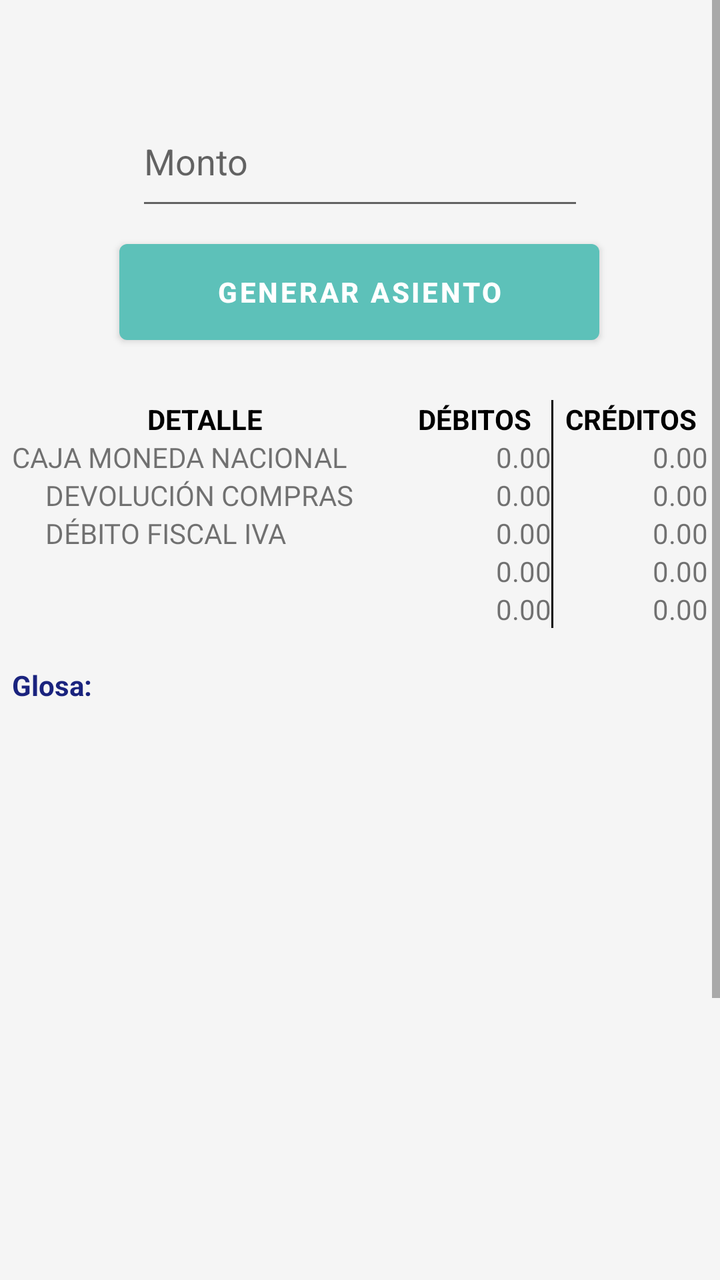
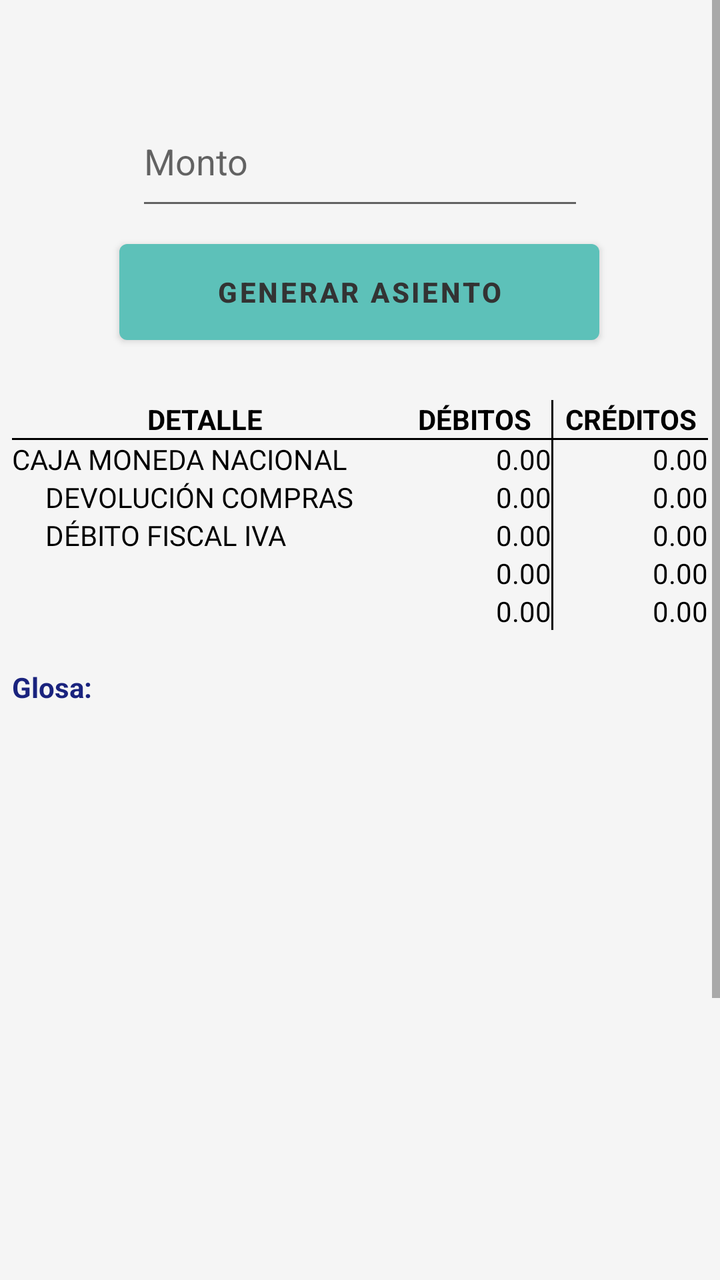

Before-and-after screenshots of an Android layout around one commit, followed by the original layout XML and the change that was made.
<!-- AndroidManifest.xml: application theme Theme.ContabilidadBasicaBolivia -->
<!-- res/layout/activity_devolucion_compras.xml -->
<?xml version="1.0" encoding="utf-8"?>
<ScrollView
    xmlns:android="http://schemas.android.com/apk/res/android"
    xmlns:app="http://schemas.android.com/apk/res-auto"
    xmlns:tools="http://schemas.android.com/tools"
    android:layout_width="match_parent"
    android:layout_height="match_parent"
    android:background="#F5F5F5"
    tools:context="com.datos.contabilidadbasicabolivia.DevolucionCompras">

    <androidx.constraintlayout.widget.ConstraintLayout
        android:layout_width="match_parent"
        android:layout_height="wrap_content">

        <EditText
            android:id="@+id/editTextNumber"
            android:layout_width="224dp"
            android:layout_height="62dp"
            android:textColor="@color/black"
            android:layout_marginTop="48dp"
            android:ems="10"
            android:hint="Monto"
            android:inputType="text"
            app:layout_constraintEnd_toEndOf="parent"
            app:layout_constraintStart_toStartOf="parent"
            app:layout_constraintTop_toTopOf="parent" />

        <Button
            android:id="@+id/button"
            android:layout_width="240dp"
            android:layout_height="60dp"
            android:layout_marginTop="6dp"
            android:onClick="Generar"
            android:text="Generar Asiento"
            android:textStyle="bold"
            android:textColor="#ffffff"
            android:theme="@style/button1"
            app:layout_constraintEnd_toEndOf="parent"
            app:layout_constraintHorizontal_bias="0.497"
            app:layout_constraintStart_toStartOf="parent"
            app:layout_constraintTop_toBottomOf="@+id/editTextNumber" />

        <TableLayout
            android:layout_width="348dp"
            android:layout_height="621dp"
            android:layout_marginTop="24dp"
            app:layout_constraintBottom_toBottomOf="parent"
            app:layout_constraintEnd_toEndOf="parent"
            app:layout_constraintStart_toStartOf="parent"
            app:layout_constraintTop_toBottomOf="@+id/button"
            app:layout_constraintVertical_bias="0.0">

            <TableRow
                android:layout_width="match_parent"
                android:layout_height="wrap_content">

                <TextView
                    android:id="@+id/textView1"
                    android:layout_width="0dp"
                    android:layout_height="wrap_content"
                    android:layout_weight="2.5"
                    android:gravity="center"
                    android:textColor="#000000"
                    android:text="DETALLE"
                    android:textStyle="bold" />

                <TextView
                    android:id="@+id/textView2"
                    android:layout_width="0dp"
                    android:layout_height="wrap_content"
                    android:layout_weight="1"
                    android:gravity="center"
                    android:textColor="#000000"
                    android:text="DÉBITOS"
                    android:textStyle="bold" />


                <View
                    android:layout_width="1dp"
                    android:layout_height="match_parent"
                    android:background="#000000" />

                <TextView
                    android:id="@+id/textView3"
                    android:layout_width="0dp"
                    android:layout_height="wrap_content"
                    android:layout_weight="1"
                    android:gravity="center"
                    android:textColor="#000000"
                    android:text="CRÉDITOS"
                    android:textStyle="bold" />
            </TableRow>

            <TableRow
                android:layout_width="match_parent"
                android:layout_height="wrap_content">

                <TextView
                    android:id="@+id/textView4"
                    android:layout_width="0dp"
                    android:layout_height="wrap_content"
                    android:layout_weight="2.5"
                    android:fontFamily="@font/sriracha"
                    android:text="CAJA MONEDA NACIONAL" />

                <TextView
                    android:id="@+id/espacio_01"
                    android:layout_width="0dp"
                    android:layout_height="wrap_content"
                    android:layout_weight="1"
                    android:gravity="right"
                    android:text="0.00" />

                <View
                    android:layout_width="1dp"
                    android:layout_height="match_parent"
                    android:background="#000000" />

                <TextView
                    android:id="@+id/espacio_02"
                    android:layout_width="0dp"
                    android:layout_height="wrap_content"
                    android:layout_weight="1"
                    android:gravity="right"
                    android:text="0.00" />
            </TableRow>

            <TableRow
                android:layout_width="match_parent"
                android:layout_height="wrap_content">

                <TextView
                    android:id="@+id/textView41"
                    android:layout_width="0dp"
                    android:layout_height="wrap_content"
                    android:layout_weight="2.5"
                    android:fontFamily="@font/sriracha"
                    android:text="     DEVOLUCIÓN COMPRAS" />

                <TextView
                    android:id="@+id/espacio_03"
                    android:layout_width="0dp"
                    android:layout_height="wrap_content"
                    android:layout_weight="1"
                    android:gravity="right"
                    android:text="0.00" />

                <View
                    android:layout_width="1dp"
                    android:layout_height="match_parent"
                    android:background="#000000" />

                <TextView
                    android:id="@+id/espacio_04"
                    android:layout_width="0dp"
                    android:layout_height="wrap_content"
                    android:layout_weight="1"
                    android:gravity="right"
                    android:text="0.00" />
            </TableRow>

            <TableRow
                android:layout_width="match_parent"
                android:layout_height="wrap_content">

                <TextView
                    android:id="@+id/textView31"
                    android:layout_width="0dp"
                    android:layout_height="wrap_content"
                    android:layout_weight="2.5"
                    android:fontFamily="@font/sriracha"
                    android:text="     DÉBITO FISCAL IVA " />

                <TextView
                    android:id="@+id/espacio_05"
                    android:layout_width="0dp"
                    android:layout_height="wrap_content"
                    android:layout_weight="1"
                    android:gravity="right"
                    android:text="0.00" />

                <View
                    android:layout_width="1dp"
                    android:layout_height="match_parent"
                    android:background="#000000" />

                <TextView
                    android:id="@+id/espacio_06"
                    android:layout_width="0dp"
                    android:layout_height="wrap_content"
                    android:layout_weight="1"
                    android:gravity="right"
                    android:text="0.00" />
            </TableRow>

            <TableRow
                android:layout_width="match_parent"
                android:layout_height="wrap_content">

                <TextView
                    android:id="@+id/textView32"
                    android:layout_width="0dp"
                    android:fontFamily="@font/sriracha"
                    android:layout_height="wrap_content"
                    android:layout_weight="2.5"
                    android:text="" />

                <TextView
                    android:id="@+id/espacio_07"
                    android:layout_width="0dp"
                    android:layout_height="wrap_content"
                    android:layout_weight="1"
                    android:gravity="right"
                    android:text="0.00" />

                <View
                    android:layout_width="1dp"
                    android:layout_height="match_parent"
                    android:background="#000000" />

                <TextView
                    android:id="@+id/espacio_08"
                    android:layout_width="0dp"
                    android:layout_height="wrap_content"
                    android:layout_weight="1"
                    android:gravity="right"
                    android:text="0.00" />
            </TableRow>

            <TableRow
                android:layout_width="match_parent"
                android:layout_height="wrap_content">

                <TextView
                    android:id="@+id/textView35"
                    android:layout_width="0dp"
                    android:layout_height="wrap_content"
                    android:layout_weight="2.5"
                    android:text="" />

                <TextView
                    android:id="@+id/espacio_09"
                    android:layout_width="0dp"
                    android:layout_height="wrap_content"
                    android:layout_weight="1"
                    android:gravity="right"
                    android:text="0.00" />

                <View
                    android:layout_width="1dp"
                    android:layout_height="match_parent"
                    android:background="#000000" />

                <TextView
                    android:id="@+id/espacio_10"
                    android:layout_width="0dp"
                    android:layout_height="wrap_content"
                    android:layout_weight="1"
                    android:gravity="right"
                    android:text="0.00" />
            </TableRow>

            <TableRow
                android:layout_width="match_parent"
                android:layout_height="wrap_content">

                <TextView
                    android:id="@+id/glosanull"
                    android:layout_width="0dp"
                    android:layout_height="wrap_content"
                    android:layout_weight="2.5"
                    android:textStyle="bold" />
            </TableRow>

            <TableRow
                android:id="@+id/tableRow"
                android:layout_width="match_parent"
                android:layout_height="wrap_content">

                <TextView
                    android:id="@+id/glosa_01"
                    android:layout_width="0dp"
                    android:layout_height="wrap_content"
                    android:layout_weight="2.5"
                    android:text="Glosa:"
                    android:textColor="#1A237E"
                    android:textStyle="bold" />
            </TableRow>

            <TableRow
                android:layout_width="match_parent"
                android:layout_height="wrap_content">

                <TextView
                    android:id="@+id/glosanull2"
                    android:layout_width="0dp"
                    android:layout_height="wrap_content"
                    android:layout_weight="2.5"
                    android:textStyle="bold" />
            </TableRow>

            <TableRow
                android:layout_width="match_parent"
                android:layout_height="wrap_content">

                <TextView
                    android:id="@+id/informacion"
                    android:layout_width="0dp"
                    android:layout_height="wrap_content"
                    android:layout_weight="2.5"
                    android:textColor="#402945"
                    android:textStyle="bold" />
            </TableRow>

            <TableRow
                android:layout_width="match_parent"
                android:layout_height="wrap_content">

                <TextView
                    android:id="@+id/notanull"
                    android:layout_width="0dp"
                    android:layout_height="wrap_content"
                    android:layout_weight="2.5"
                    android:textStyle="bold" />
            </TableRow>

            <TableRow
                android:layout_width="match_parent"
                android:layout_height="wrap_content">

                <TextView
                    android:id="@+id/nota1"
                    android:layout_width="0dp"
                    android:layout_height="wrap_content"
                    android:layout_weight="2.5"
                    android:textColor="#402945"
                    android:textStyle="bold" />
            </TableRow>

            <TableRow
                android:layout_width="match_parent"
                android:layout_height="wrap_content">

                <TextView
                    android:id="@+id/notanull1"
                    android:layout_width="0dp"
                    android:layout_height="wrap_content"
                    android:layout_weight="2.5"
                    android:textColor="#402945"
                    android:textStyle="bold" />
            </TableRow>

            <TableRow
                android:layout_width="match_parent"
                android:layout_height="wrap_content">

                <TextView
                    android:id="@+id/nota2"
                    android:layout_width="0dp"
                    android:layout_height="wrap_content"
                    android:layout_weight="2.5"
                    android:textColor="#402945"
                    android:textStyle="bold" />
            </TableRow>

            <TableRow
                android:layout_width="match_parent"
                android:layout_height="wrap_content">

                <TextView
                    android:id="@+id/nota3"
                    android:layout_width="0dp"
                    android:layout_height="wrap_content"
                    android:layout_weight="2.5"
                    android:textColor="#402945"
                    android:textStyle="bold" />
            </TableRow>
        </TableLayout>
    </androidx.constraintlayout.widget.ConstraintLayout>
</ScrollView>
<!-- resources referenced by this layout -->
<resources>
  <color name="black">#FF000000</color>
  <style name="button1" parent="Theme.AppCompat.Light.NoActionBar">
          <item name="colorPrimary">@color/red</item>
          <item name="colorPrimaryVariant">@color/lightGray</item>
          <item name="android:textColorPrimary">@color/navy</item>
          <item name="android:statusBarColor">@color/darkGreen</item>
      </style>
  <style name="Theme.ContabilidadBasicaBolivia" parent="Base.Theme.ContabilidadBasicaBolivia" />
  <color name="red">#5DC1B9</color>
  <color name="lightGray">#D3D3D3</color>
  <color name="navy">#000080</color>
  <color name="darkGreen">#006400</color>
  <style name="Base.Theme.ContabilidadBasicaBolivia" parent="Theme.MaterialComponents.DayNight.NoActionBar">
          
          
          <item name="colorPrimary">@color/white</item>
          <item name="colorPrimaryVariant">@color/black</item>
          <item name="android:textColorPrimary">@color/white</item>
          <item name="android:statusBarColor">@color/red</item>
  
      </style>
  <color name="white">#FFFFFFFF</color>
</resources>

<!-- the commit's change to res/layout/activity_devolucion_compras.xml (unified diff, before → after) -->
@@ -5,12 +5,12 @@
     xmlns:tools="http://schemas.android.com/tools"
     android:layout_width="match_parent"
     android:layout_height="match_parent"
-    android:background="#F5F5F5"
     tools:context="com.datos.contabilidadbasicabolivia.DevolucionCompras">
 
     <androidx.constraintlayout.widget.ConstraintLayout
         android:layout_width="match_parent"
-        android:layout_height="wrap_content">
+        android:layout_height="wrap_content"
+        android:background="#F5F5F5">
 
         <EditText
             android:id="@+id/editTextNumber"
@@ -33,7 +33,7 @@
             android:onClick="Generar"
             android:text="Generar Asiento"
             android:textStyle="bold"
-            android:textColor="#ffffff"
+            android:textColor="#333333"
             android:theme="@style/button1"
             app:layout_constraintEnd_toEndOf="parent"
             app:layout_constraintHorizontal_bias="0.497"
@@ -90,6 +90,10 @@
                     android:text="CRÉDITOS"
                     android:textStyle="bold" />
             </TableRow>
+            <View
+                android:layout_width="match_parent"
+                android:layout_height="1dp"
+                android:background="#000000" />
 
             <TableRow
                 android:layout_width="match_parent"
@@ -100,6 +104,7 @@
                     android:layout_width="0dp"
                     android:layout_height="wrap_content"
                     android:layout_weight="2.5"
+                    android:textColor="#000000"
                     android:fontFamily="@font/sriracha"
                     android:text="CAJA MONEDA NACIONAL" />
 
@@ -109,6 +114,7 @@
                     android:layout_height="wrap_content"
                     android:layout_weight="1"
                     android:gravity="right"
+                    android:textColor="#000000"
                     android:text="0.00" />
 
                 <View
@@ -122,6 +128,7 @@
                     android:layout_height="wrap_content"
                     android:layout_weight="1"
                     android:gravity="right"
+                    android:textColor="#000000"
                     android:text="0.00" />
             </TableRow>
 
@@ -135,6 +142,7 @@
                     android:layout_height="wrap_content"
                     android:layout_weight="2.5"
                     android:fontFamily="@font/sriracha"
+                    android:textColor="#000000"
                     android:text="     DEVOLUCIÓN COMPRAS" />
 
                 <TextView
@@ -143,6 +151,7 @@
                     android:layout_height="wrap_content"
                     android:layout_weight="1"
                     android:gravity="right"
+                    android:textColor="#000000"
                     android:text="0.00" />
 
                 <View
@@ -156,6 +165,7 @@
                     android:layout_height="wrap_content"
                     android:layout_weight="1"
                     android:gravity="right"
+                    android:textColor="#000000"
                     android:text="0.00" />
             </TableRow>
 
@@ -169,6 +179,7 @@
                     android:layout_height="wrap_content"
                     android:layout_weight="2.5"
                     android:fontFamily="@font/sriracha"
+                    android:textColor="#000000"
                     android:text="     DÉBITO FISCAL IVA " />
 
                 <TextView
@@ -177,6 +188,7 @@
                     android:layout_height="wrap_content"
                     android:layout_weight="1"
                     android:gravity="right"
+                    android:textColor="#000000"
                     android:text="0.00" />
 
                 <View
@@ -190,6 +202,7 @@
                     android:layout_height="wrap_content"
                     android:layout_weight="1"
                     android:gravity="right"
+                    android:textColor="#000000"
                     android:text="0.00" />
             </TableRow>
 
@@ -203,47 +216,51 @@
                     android:fontFamily="@font/sriracha"
                     android:layout_height="wrap_content"
                     android:layout_weight="2.5"
+                    android:textColor="#000000"                    android:text="" />
+
+                <TextView
+                    android:id="@+id/espacio_07"
+                    android:layout_width="0dp"
+                    android:layout_height="wrap_content"
+                    android:layout_weight="1"
+                    android:gravity="right"
+                    android:textColor="#000000"
+                    android:text="0.00" />
+
+                <View
+                    android:layout_width="1dp"
+                    android:layout_height="match_parent"
+                    android:background="#000000" />
+
+                <TextView
+                    android:id="@+id/espacio_08"
+                    android:layout_width="0dp"
+                    android:layout_height="wrap_content"
+                    android:layout_weight="1"
+                    android:gravity="right"
+                    android:textColor="#000000"
+                    android:text="0.00" />
+            </TableRow>
+
+            <TableRow
+                android:layout_width="match_parent"
+                android:layout_height="wrap_content">
+
+                <TextView
+                    android:id="@+id/textView35"
+                    android:layout_width="0dp"
+                    android:layout_height="wrap_content"
+                    android:layout_weight="2.5"
+                    android:textColor="#000000"
                     android:text="" />
 
                 <TextView
-                    android:id="@+id/espacio_07"
-                    android:layout_width="0dp"
-                    android:layout_height="wrap_content"
-                    android:layout_weight="1"
-                    android:gravity="right"
-                    android:text="0.00" />
-
-                <View
-                    android:layout_width="1dp"
-                    android:layout_height="match_parent"
-                    android:background="#000000" />
-
-                <TextView
-                    android:id="@+id/espacio_08"
-                    android:layout_width="0dp"
-                    android:layout_height="wrap_content"
-                    android:layout_weight="1"
-                    android:gravity="right"
-                    android:text="0.00" />
-            </TableRow>
-
-            <TableRow
-                android:layout_width="match_parent"
-                android:layout_height="wrap_content">
-
-                <TextView
-                    android:id="@+id/textView35"
-                    android:layout_width="0dp"
-                    android:layout_height="wrap_content"
-                    android:layout_weight="2.5"
-                    android:text="" />
-
-                <TextView
                     android:id="@+id/espacio_09"
                     android:layout_width="0dp"
                     android:layout_height="wrap_content"
                     android:layout_weight="1"
                     android:gravity="right"
+                    android:textColor="#000000"
                     android:text="0.00" />
 
                 <View
@@ -257,6 +274,7 @@
                     android:layout_height="wrap_content"
                     android:layout_weight="1"
                     android:gravity="right"
+                    android:textColor="#000000"
                     android:text="0.00" />
             </TableRow>
 
